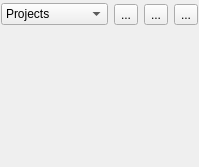
First picture: the form in qwebdevide/rightpane/rightpane.ui, repository pussbb/QWebDevIde, before the edit.
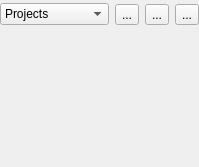
Second picture: the form after the edit. Icons and pictures are not drawn. Custom widgets are drawn as their Qt base class.

Diff of the .ui file:
```diff
--- a/qwebdevide/rightpane/rightpane.ui
+++ b/qwebdevide/rightpane/rightpane.ui
@@ -17,6 +17,9 @@
    <property name="margin">
     <number>0</number>
    </property>
+   <property name="spacing">
+    <number>0</number>
+   </property>
    <item row="0" column="0">
     <widget class="Utils::StyledBar" name="widget" native="true">
      <property name="maximumSize">
@@ -27,7 +30,7 @@
      </property>
      <layout class="QHBoxLayout" name="horizontalLayout">
       <property name="margin">
-       <number>1</number>
+       <number>0</number>
       </property>
       <item>
        <widget class="QComboBox" name="comboBox">
```
